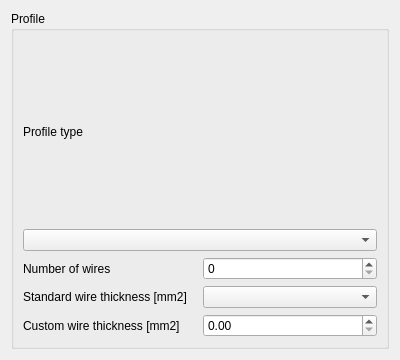
This is Resources/ui/profile.ui in sargo-devel/Cables as Qt 5 draws it before an edit. The edited form follows.
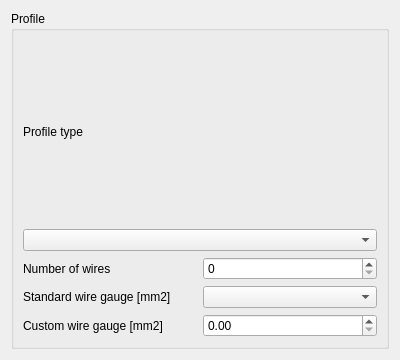
This is the edited form.

Commit message: Changed name 'wire thickness' to 'wire gauge'

```diff
--- a/Resources/ui/profile.ui
+++ b/Resources/ui/profile.ui
@@ -25,7 +25,7 @@
         <item>
          <widget class="QLabel" name="label_3">
           <property name="text">
-           <string>Standard wire thickness [mm2]</string>
+           <string>Standard wire gauge [mm2]</string>
           </property>
          </widget>
         </item>
@@ -63,7 +63,7 @@
         <item>
          <widget class="QLabel" name="label_4">
           <property name="text">
-           <string>Custom wire thickness [mm2]</string>
+           <string>Custom wire gauge [mm2]</string>
           </property>
          </widget>
         </item>
```
Left out of the diff: 4 changed lines with no effect on the pictures. The commit also changes 1 other file.
